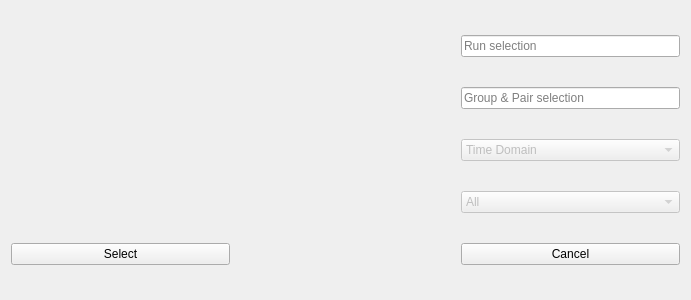
Above: scripts/Muon/GUI/Common/fitting_tab_widget/workspace_selector.ui from mantidproject/mantid before the change. Below: the same form after it.
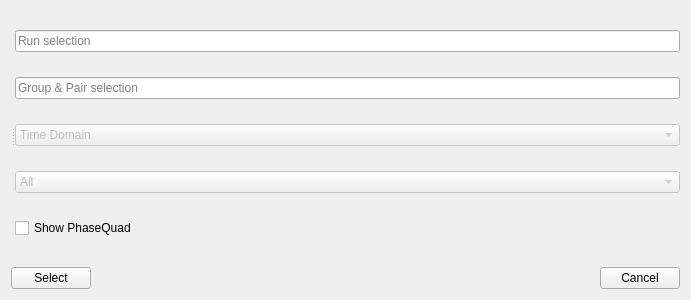
That is the form after the change.

Commit message: Added in phasequad option Re #25585

```diff
--- a/scripts/Muon/GUI/Common/fitting_tab_widget/workspace_selector.ui
+++ b/scripts/Muon/GUI/Common/fitting_tab_widget/workspace_selector.ui
@@ -13,11 +13,18 @@
   <property name="windowTitle">
    <string>Data Selection</string>
   </property>
-  <layout class="QGridLayout" name="gridLayout">
-   <item row="0" column="0" rowspan="4" colspan="2">
+  <layout class="QVBoxLayout" name="verticalLayout_2">
+   <item>
+    <widget class="QSplitter" name="splitter">
+     <property name="orientation">
+      <enum>Qt::Horizontal</enum>
+     </property>
+     <widget class="QWidget" name="">
     <layout class="QGridLayout" name="list_selector_layout"/>
-   </item>
-   <item row="0" column="2">
+     </widget>
+     <widget class="QWidget" name="">
+      <layout class="QVBoxLayout" name="verticalLayout">
+       <item>
     <widget class="QLineEdit" name="run_line_edit">
      <property name="sizePolicy">
       <sizepolicy hsizetype="Preferred" vsizetype="Fixed">
@@ -33,7 +40,7 @@
      </property>
     </widget>
    </item>
-   <item row="1" column="2">
+       <item>
     <widget class="QLineEdit" name="group_pair_line_edit">
      <property name="sizePolicy">
       <sizepolicy hsizetype="Preferred" vsizetype="Fixed">
@@ -46,7 +53,7 @@
      </property>
     </widget>
    </item>
-   <item row="2" column="2">
+       <item>
     <widget class="QComboBox" name="time_domain_combo">
      <property name="enabled">
       <bool>false</bool>
@@ -58,7 +65,7 @@
      </item>
     </widget>
    </item>
-   <item row="3" column="2">
+       <item>
     <widget class="QComboBox" name="period_combo">
      <property name="enabled">
       <bool>false</bool>
@@ -70,7 +77,23 @@
      </item>
     </widget>
    </item>
-   <item row="4" column="0">
+       <item>
+        <widget class="QCheckBox" name="phase_quad_checkbox">
+         <property name="text">
+          <string>Show PhaseQuad</string>
+         </property>
+        </widget>
+       </item>
+      </layout>
+     </widget>
+    </widget>
+   </item>
+   <item>
+    <layout class="QHBoxLayout" name="horizontalLayout">
+     <property name="sizeConstraint">
+      <enum>QLayout::SetMaximumSize</enum>
+     </property>
+     <item>
     <widget class="QPushButton" name="select_button">
      <property name="text">
       <string>Select</string>
@@ -80,7 +103,20 @@
      </property>
     </widget>
    </item>
-   <item row="4" column="2">
+     <item>
+      <spacer name="horizontalSpacer">
+       <property name="orientation">
+        <enum>Qt::Horizontal</enum>
+       </property>
+       <property name="sizeHint" stdset="0">
+        <size>
+         <width>318</width>
+         <height>20</height>
+        </size>
+       </property>
+      </spacer>
+     </item>
+     <item>
     <widget class="QPushButton" name="cancel_button">
      <property name="text">
       <string>Cancel</string>
@@ -92,6 +128,8 @@
       <bool>false</bool>
      </property>
     </widget>
+     </item>
+    </layout>
    </item>
   </layout>
  </widget>
```
Lines whose indentation alone changed are shown as unchanged. The commit also changes 2 other files.
